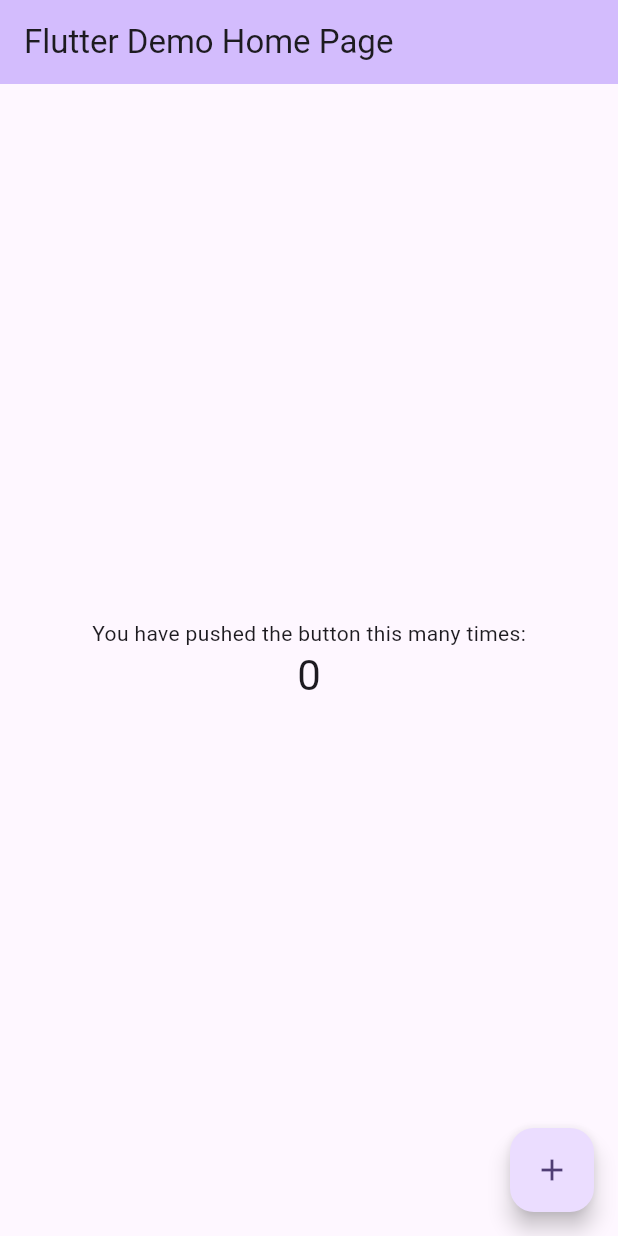
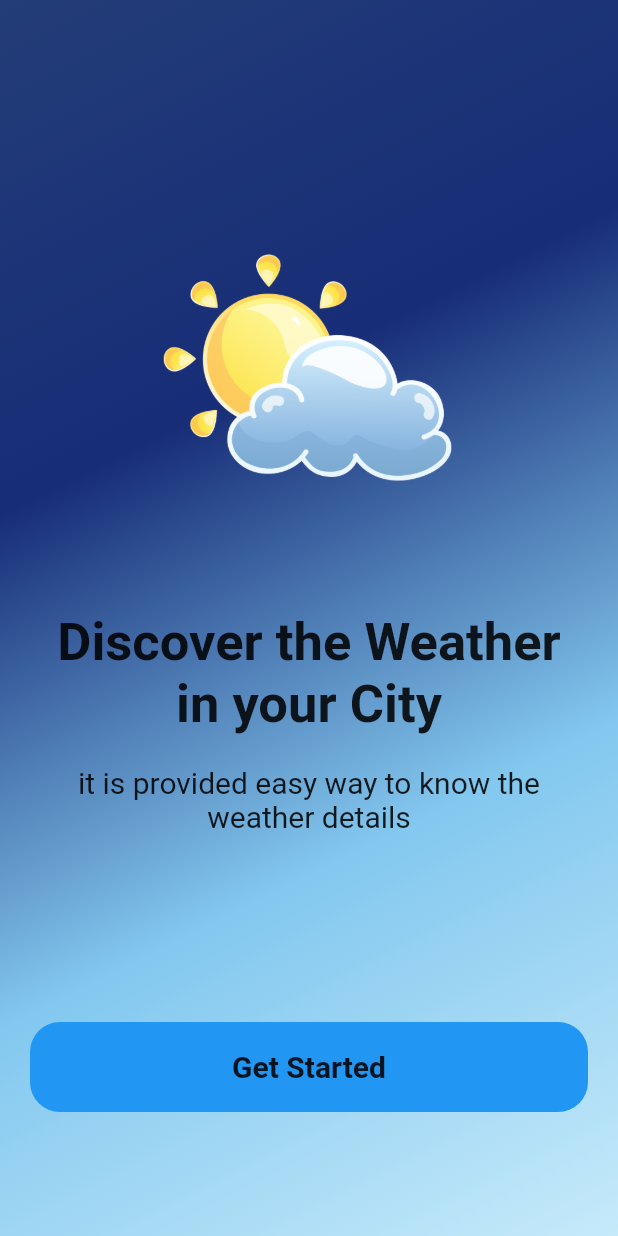
Before and after one commit to hesham2002/WeatherApp, a Flutter app: the screen it shows after launch, on a phone screen of 412 x 824 dp. Run offline on Flutter 3.47's test engine with Material 2 defaults, Android fonts, the phone set to English and light mode, and no system bars.

Commit message:
Creating first Screen of the app (HomeScreen)

```diff
--- a/lib/main.dart
+++ b/lib/main.dart
@@ -1,125 +1,20 @@
 import 'package:flutter/material.dart';
+import 'package:weather_app/screens/home_screen.dart';
 
 void main() {
-  runApp(const MyApp());
+  runApp(const WeatherApp());
 }
 
-class MyApp extends StatelessWidget {
-  const MyApp({super.key});
+class WeatherApp extends StatelessWidget {
+  const WeatherApp({super.key});
 
-  // This widget is the root of your application.
   @override
   Widget build(BuildContext context) {
-    return MaterialApp(
-      title: 'Flutter Demo',
-      theme: ThemeData(
-        // This is the theme of your application.
-        //
-        // TRY THIS: Try running your application with "flutter run". You'll see
-        // the application has a blue toolbar. Then, without quitting the app,
-        // try changing the seedColor in the colorScheme below to Colors.green
-        // and then invoke "hot reload" (save your changes or press the "hot
-        // reload" button in a Flutter-supported IDE, or press "r" if you used
-        // the command line to start the app).
-        //
-        // Notice that the counter didn't reset back to zero; the application
-        // state is not lost during the reload. To reset the state, use hot
-        // restart instead.
-        //
-        // This works for code too, not just values: Most code changes can be
-        // tested with just a hot reload.
-        colorScheme: ColorScheme.fromSeed(seedColor: Colors.deepPurple),
-        useMaterial3: true,
+    return const MaterialApp(
+      debugShowCheckedModeBanner: false,
+      home: Scaffold(
+        body: HomeScreen(),
       ),
-      home: const MyHomePage(title: 'Flutter Demo Home Page'),
     );
   }
 }
-
-class MyHomePage extends StatefulWidget {
-  const MyHomePage({super.key, required this.title});
-
-  // This widget is the home page of your application. It is stateful, meaning
-  // that it has a State object (defined below) that contains fields that affect
-  // how it looks.
-
-  // This class is the configuration for the state. It holds the values (in this
-  // case the title) provided by the parent (in this case the App widget) and
-  // used by the build method of the State. Fields in a Widget subclass are
-  // always marked "final".
-
-  final String title;
-
-  @override
-  State<MyHomePage> createState() => _MyHomePageState();
-}
-
-class _MyHomePageState extends State<MyHomePage> {
-  int _counter = 0;
-
-  void _incrementCounter() {
-    setState(() {
-      // This call to setState tells the Flutter framework that something has
-      // changed in this State, which causes it to rerun the build method below
-      // so that the display can reflect the updated values. If we changed
-      // _counter without calling setState(), then the build method would not be
-      // called again, and so nothing would appear to happen.
-      _counter++;
-    });
-  }
-
-  @override
-  Widget build(BuildContext context) {
-    // This method is rerun every time setState is called, for instance as done
-    // by the _incrementCounter method above.
-    //
-    // The Flutter framework has been optimized to make rerunning build methods
-    // fast, so that you can just rebuild anything that needs updating rather
-    // than having to individually change instances of widgets.
-    return Scaffold(
-      appBar: AppBar(
-        // TRY THIS: Try changing the color here to a specific color (to
-        // Colors.amber, perhaps?) and trigger a hot reload to see the AppBar
-        // change color while the other colors stay the same.
-        backgroundColor: Theme.of(context).colorScheme.inversePrimary,
-        // Here we take the value from the MyHomePage object that was created by
-        // the App.build method, and use it to set our appbar title.
-        title: Text(widget.title),
-      ),
-      body: Center(
-        // Center is a layout widget. It takes a single child and positions it
-        // in the middle of the parent.
-        child: Column(
-          // Column is also a layout widget. It takes a list of children and
-          // arranges them vertically. By default, it sizes itself to fit its
-          // children horizontally, and tries to be as tall as its parent.
-          //
-          // Column has various properties to control how it sizes itself and
-          // how it positions its children. Here we use mainAxisAlignment to
-          // center the children vertically; the main axis here is the vertical
-          // axis because Columns are vertical (the cross axis would be
-          // horizontal).
-          //
-          // TRY THIS: Invoke "debug painting" (choose the "Toggle Debug Paint"
-          // action in the IDE, or press "p" in the console), to see the
-          // wireframe for each widget.
-          mainAxisAlignment: MainAxisAlignment.center,
-          children: <Widget>[
-            const Text(
-              'You have pushed the button this many times:',
-            ),
-            Text(
-              '$_counter',
-              style: Theme.of(context).textTheme.headlineMedium,
-            ),
-          ],
-        ),
-      ),
-      floatingActionButton: FloatingActionButton(
-        onPressed: _incrementCounter,
-        tooltip: 'Increment',
-        child: const Icon(Icons.add),
-      ), // This trailing comma makes auto-formatting nicer for build methods.
-    );
-  }
-}
--- /dev/null
+++ b/lib/screens/home_screen.dart
@@ -0,0 +1,77 @@
+import 'package:flutter/material.dart';
+
+
+class HomeScreen extends StatelessWidget {
+  const HomeScreen({super.key});
+
+  @override
+  Widget build(BuildContext context) {
+    return Scaffold(
+      body: Container(
+        height: double.infinity,
+        width: double.infinity,
+        decoration: const BoxDecoration(
+          gradient: LinearGradient(
+              begin: Alignment.topLeft,
+              end: Alignment.bottomRight,
+              colors: [
+                Color(0xff233D78),
+                Color(0xff172d77),
+                Color(0xff83C8EF),
+                Color(0xffC6EAFA),
+              ]),
+        ),
+        child: Padding(
+          padding: const EdgeInsets.all(20),
+          child: Column(
+            mainAxisAlignment: MainAxisAlignment.center,
+            children: [
+              const Spacer(
+                flex: 2,
+              ),
+              const SizedBox(
+                  height: 200,
+                  width: 200,
+                  child: Image(image: AssetImage('assets/weather.png'))),
+              const Spacer(
+                flex: 1,
+              ),
+              const Text('Discover the Weather in your City',
+                  style: TextStyle(fontSize: 35, fontWeight: FontWeight.bold),
+                  textAlign: TextAlign.center),
+              const SizedBox(
+                height: 20,
+              ),
+              const Text(
+                'it is provided easy way to know the weather details',
+                style: TextStyle(fontSize: 20),
+                textAlign: TextAlign.center,
+              ),
+              const Spacer(
+                flex: 2,
+              ),
+
+                 Container(
+                  decoration: BoxDecoration(
+                    color: Colors.blue,
+                    borderRadius: BorderRadius.circular(20),
+                  ),
+                  height: 60,
+                  width: double.infinity,
+                  child: const Center(
+                      child: Text(
+                    'Get Started',
+                    style: TextStyle(fontWeight: FontWeight.bold, fontSize: 20),
+                  )),
+                ),
+
+              const Spacer(
+                flex: 1,
+              ),
+            ],
+          ),
+        ),
+      ),
+    );
+  }
+}
--- a/pubspec.yaml
+++ b/pubspec.yaml
@@ -59,9 +59,9 @@ flutter:
   uses-material-design: true
 
   # To add assets to your application, add an assets section, like this:
-  # assets:
-  #   - images/a_dot_burr.jpeg
-  #   - images/a_dot_ham.jpeg
+  assets:
+     - assets/weather.png
+
 
   # An image asset can refer to one or more resolution-specific "variants", see
   # https://flutter.dev/assets-and-images/#resolution-aware
```
Also changed, not shown: assets/weather.png (added).
